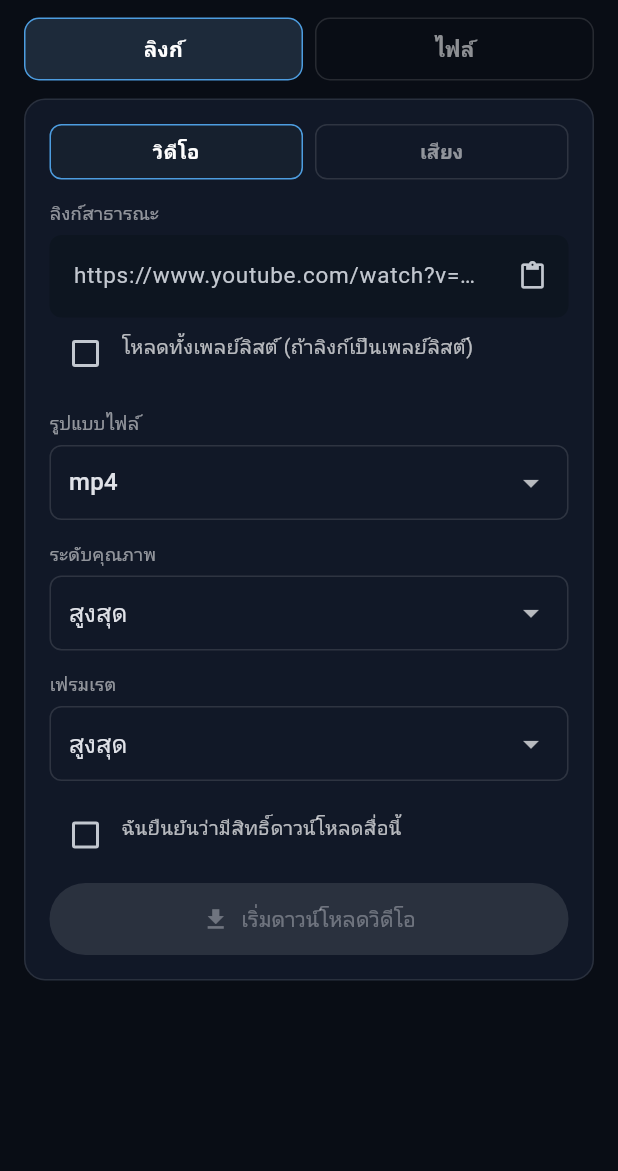
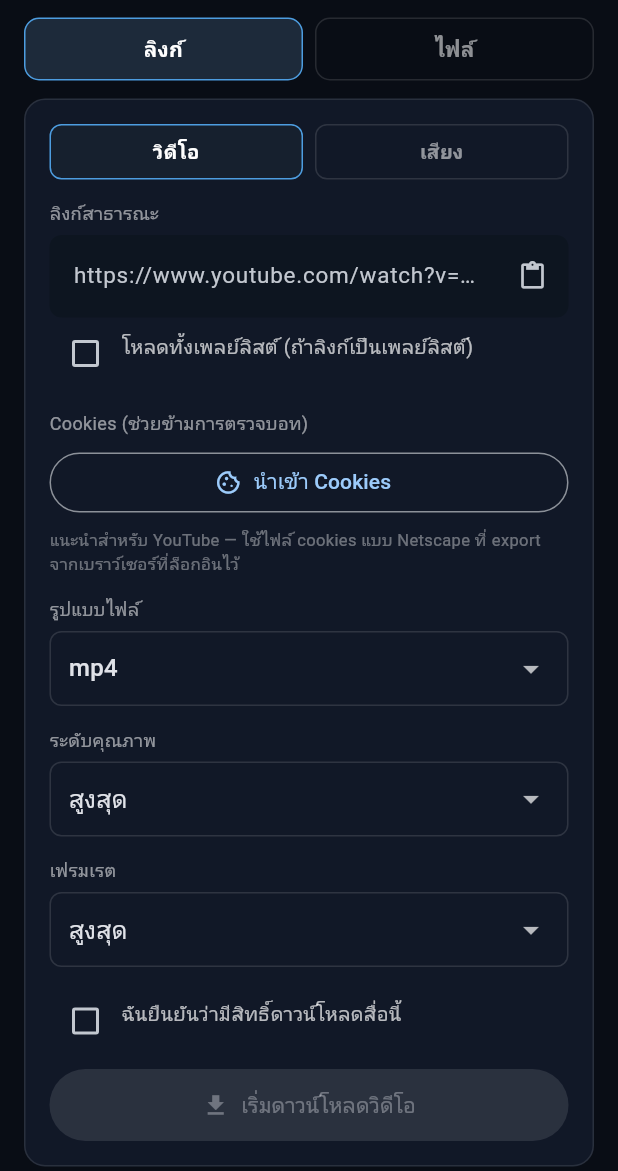
Before and after one commit to ertyu007/media-toolkit-Open-source, a Flutter app: the screen it shows after launch, on a phone screen of 412 x 824 dp, the part 65-1236 px from its top. Run offline on Flutter 3.47's test engine with Material 3 defaults, Android fonts, the phone set to English and light mode, and no system bars; our stand-ins replace chewie, share_plus, video_player; missing offline and left inert: ffmpeg_kit_flutter_new.

Commit message:
feat(mobile): add cookie import to bypass bot check (fix url downloads)

```diff
--- a/mobile/lib/app_state.dart
+++ b/mobile/lib/app_state.dart
@@ -60,6 +60,41 @@ class AppState extends ChangeNotifier {
 
   void setSetting(String key, Object value) {
     settings[key] = value;
+    saveSettings();
+  }
+
+  // ---------------- Cookies สำหรับข้ามการตรวจบอท ----------------
+
+  String? get activeCookiesPath {
+    final path = settings['cookiesPath'];
+    if (path is String && path.isNotEmpty) {
+      final file = File(path);
+      if (file.existsSync() && file.lengthSync() > 0) return path;
+    }
+    return null;
+  }
+
+  Future<void> importCookies(String pickedPath) async {
+    final source = File(pickedPath);
+    if (!source.existsSync() || source.lengthSync() == 0) {
+      throw StateError('ไฟล์ cookies ว่างเปล่า');
+    }
+    final dir = Directory('${await _appDir()}/clipora');
+    await dir.create(recursive: true);
+    final target = File('${dir.path}/cookies.txt');
+    await source.copy(target.path);
+    setSetting('cookiesPath', target.path);
+  }
+
+  Future<void> clearCookies() async {
+    final path = settings['cookiesPath'];
+    if (path is String && path.isNotEmpty) {
+      try {
+        final file = File(path);
+        if (file.existsSync()) await file.delete();
+      } catch (_) {}
+    }
+    settings.remove('cookiesPath');
     saveSettings();
   }
 
@@ -131,6 +166,10 @@ class AppState extends ChangeNotifier {
       }
       if (!playlist) {
         options.add('--no-playlist');
+      }
+      final cookiesPath = activeCookiesPath;
+      if (cookiesPath != null) {
+        options.addAll(['--cookies', cookiesPath]);
       }
 
       final ok = await _runYtDlp(job, url, outputTemplate, options);
--- a/mobile/lib/main.dart
+++ b/mobile/lib/main.dart
@@ -62,6 +62,7 @@ class _HomeScreenState extends State<HomeScreen> {
   bool _authorized = false;
   bool _playlists = false;
   String _url = '';
+  String? _cookiesPath;
 
   // file mode
   JobMode _fileMode = JobMode.video;
@@ -103,6 +104,7 @@ class _HomeScreenState extends State<HomeScreen> {
       _fps = app.setting('fps', 'สูงสุด');
       _audioFormat = app.setting('audioFormat', 'mp3');
       _playlists = app.settingBool('playlists', false);
+      _cookiesPath = app.activeCookiesPath;
       _fileMode = app.setting('fileMode', 'video') == 'audio'
           ? JobMode.audio
           : JobMode.video;
@@ -456,6 +458,7 @@ class _HomeScreenState extends State<HomeScreen> {
             app.setSetting('playlists', _playlists);
           },
         ),
+        _cookiesSection(),
         if (_urlMode == JobMode.video) ...[
           _fieldLabel('รูปแบบไฟล์'),
           _dropdown<String>(_urlFormat, const ['mp4', 'mov'], (v) {
@@ -517,6 +520,71 @@ class _HomeScreenState extends State<HomeScreen> {
     } catch (_) {
       _toast('ไม่สามารถอ่านคลิปบอร์ดได้', bad: true);
     }
+  }
+
+  Future<void> _importCookies() async {
+    try {
+      final path = await NativeService.instance.pickCookiesFile();
+      if (path == null) return;
+      if (!mounted) return;
+      await app.importCookies(path);
+      if (!mounted) return;
+      setState(() => _cookiesPath = app.activeCookiesPath);
+      _toast('นำเข้า Cookies สำเร็จ');
+    } catch (e) {
+      _toast('นำเข้า Cookies ไม่สำเร็จ: $e', bad: true);
+    }
+  }
+
+  Future<void> _removeCookies() async {
+    await app.clearCookies();
+    if (!mounted) return;
+    setState(() => _cookiesPath = null);
+    _toast('ลบ Cookies แล้ว');
+  }
+
+  Widget _cookiesSection() {
+    return Column(
+      crossAxisAlignment: CrossAxisAlignment.stretch,
+      children: [
+        _fieldLabel('Cookies (ช่วยข้ามการตรวจบอท)'),
+        Row(
+          children: [
+            Expanded(
+              child: OutlinedButton.icon(
+                onPressed: _importCookies,
+                icon: const Icon(Icons.cookie_outlined, size: 18),
+                label: const Text('นำเข้า Cookies'),
+              ),
+            ),
+            if (_cookiesPath != null) ...[
+              const SizedBox(width: 8),
+              IconButton(
+                tooltip: 'ลบ Cookies',
+                onPressed: _removeCookies,
+                icon: const Icon(Icons.delete_outline, color: Colors.white54),
+              ),
+            ],
+          ],
+        ),
+        if (_cookiesPath != null)
+          const Padding(
+            padding: EdgeInsets.only(top: 6),
+            child: Text(
+              'เปิดใช้ Cookies แล้ว — จะใช้กับทุกดาวน์โหลดลิงก์',
+              style: TextStyle(fontSize: 12, color: Color(0xFF7CB342)),
+            ),
+          )
+        else
+          const Padding(
+            padding: EdgeInsets.only(top: 6),
+            child: Text(
+              'แนะนำสำหรับ YouTube — ใช้ไฟล์ cookies แบบ Netscape ที่ export จากเบราว์เซอร์ที่ล็อกอินไว้',
+              style: TextStyle(fontSize: 11, color: Colors.white38),
+            ),
+          ),
+      ],
+    );
   }
 
   // ---------------- File panel ----------------
--- a/mobile/pubspec.yaml
+++ b/mobile/pubspec.yaml
@@ -16,7 +16,7 @@ publish_to: 'none' # Remove this line if you wish to publish to pub.dev
 # https://developer.apple.com/library/archive/documentation/General/Reference/InfoPlistKeyReference/Articles/CoreFoundationKeys.html
 # In Windows, build-name is used as the major, minor, and patch parts
 # of the product and file versions while build-number is used as the build suffix.
-version: 1.0.1+2
+version: 1.0.2+3
 
 environment:
   sdk: ^3.13.0
```
Also changed, not shown: mobile/lib/services/native.dart (+7 -0 lines), 3 other files.
